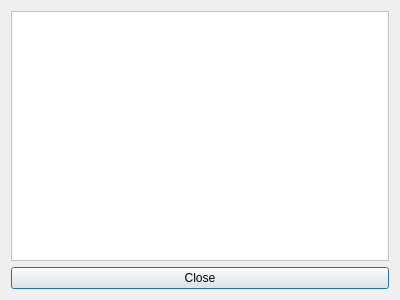
Above: ui/designer/Serial Monitor.ui from m-alexeev/wheel-serial before the change. Below: the same form after it.
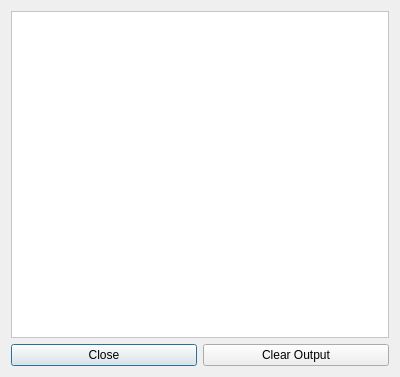
That is the form after the change.

Commit message: simplified worker class

```diff
--- a/ui/designer/Serial Monitor.ui
+++ b/ui/designer/Serial Monitor.ui
@@ -7,7 +7,7 @@
     <x>0</x>
     <y>0</y>
     <width>400</width>
-    <height>300</height>
+    <height>377</height>
    </rect>
   </property>
   <property name="windowTitle">
@@ -28,7 +28,7 @@
         <x>0</x>
         <y>0</y>
         <width>380</width>
-        <height>250</height>
+        <height>325</height>
        </rect>
       </property>
       <layout class="QHBoxLayout" name="horizontalLayout">
@@ -47,11 +47,22 @@
     </widget>
    </item>
    <item>
-    <widget class="QPushButton" name="closeButton">
+    <layout class="QHBoxLayout" name="horizontalLayout_2">
+     <item>
+      <widget class="QPushButton" name="closeMonitor">
      <property name="text">
       <string>Close</string>
      </property>
     </widget>
+     </item>
+     <item>
+      <widget class="QPushButton" name="clearMonitor">
+       <property name="text">
+        <string>Clear Output</string>
+       </property>
+      </widget>
+     </item>
+    </layout>
    </item>
   </layout>
  </widget>
```
Lines whose indentation alone changed are shown as unchanged. The commit also changes 2 other files.
